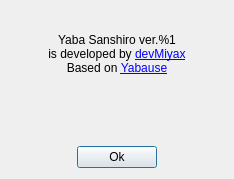
This is yabause/src/qt/ui/UIAbout.ui in Yabause/yabause as Qt 5 draws it before an edit. The edited form follows.
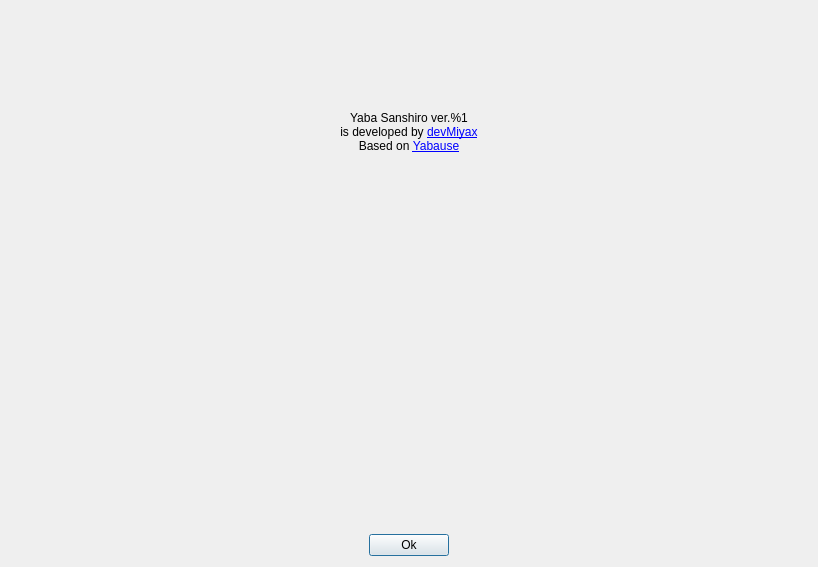
This is the edited form. Icons and pictures are not drawn.

Patch:
```diff
--- a/yabause/src/qt/ui/UIAbout.ui
+++ b/yabause/src/qt/ui/UIAbout.ui
@@ -6,8 +6,8 @@
    <rect>
     <x>0</x>
     <y>0</y>
-    <width>234</width>
-    <height>179</height>
+    <width>818</width>
+    <height>567</height>
    </rect>
   </property>
   <property name="windowTitle">
@@ -17,7 +17,7 @@
    <item>
     <widget class="QLabel" name="lInformations">
      <property name="text">
-      <string>Yaba Sanshiro ver.%1&lt;br /&gt;is developed by &lt;a href=&quot;http://www.uoyabause.org&quot;&gt;devMiyax&lt;/a&gt;&lt;br&gt; Based on &lt;a href=&quot;http://yabause.org&quot;&gt;Yabause&lt;/a&gt; &lt;br /&gt;&lt;br /&gt;&lt;br&gt; &lt;a href=&quot;https://liberapay.com/~32349/donate&quot;&gt;&lt;img src=&quot;donate.png&quot;&gt;&lt;/a&gt;</string>
+      <string notr="true">Yaba Sanshiro ver.%1&lt;br /&gt;is developed by &lt;a href=&quot;http://www.uoyabause.org&quot;&gt;devMiyax&lt;/a&gt;&lt;br&gt; Based on &lt;a href=&quot;http://yabause.org&quot;&gt;Yabause&lt;/a&gt; &lt;br /&gt;</string>
      </property>
      <property name="textFormat">
       <enum>Qt::RichText</enum>
@@ -33,6 +33,16 @@
      </property>
     </widget>
    </item>
+   <item>
+    <widget class="QLabel" name="label">
+     <property name="text">
+      <string>&lt;html&gt;&lt;head/&gt;&lt;body&gt;&lt;p&gt;&lt;a href=&quot;https://play.google.com/store/apps/details?id=org.uoyabause.uranus.pro&quot;&gt;&lt;img width=800 src=&quot;:/images/about.png&quot;/&gt;&lt;/a&gt;&lt;/p&gt;&lt;/body&gt;&lt;/html&gt;</string>
+     </property>
+     <property name="openExternalLinks">
+      <bool>true</bool>
+     </property>
+    </widget>
+   </item>
    <item>
     <layout class="QHBoxLayout">
      <item>
```
